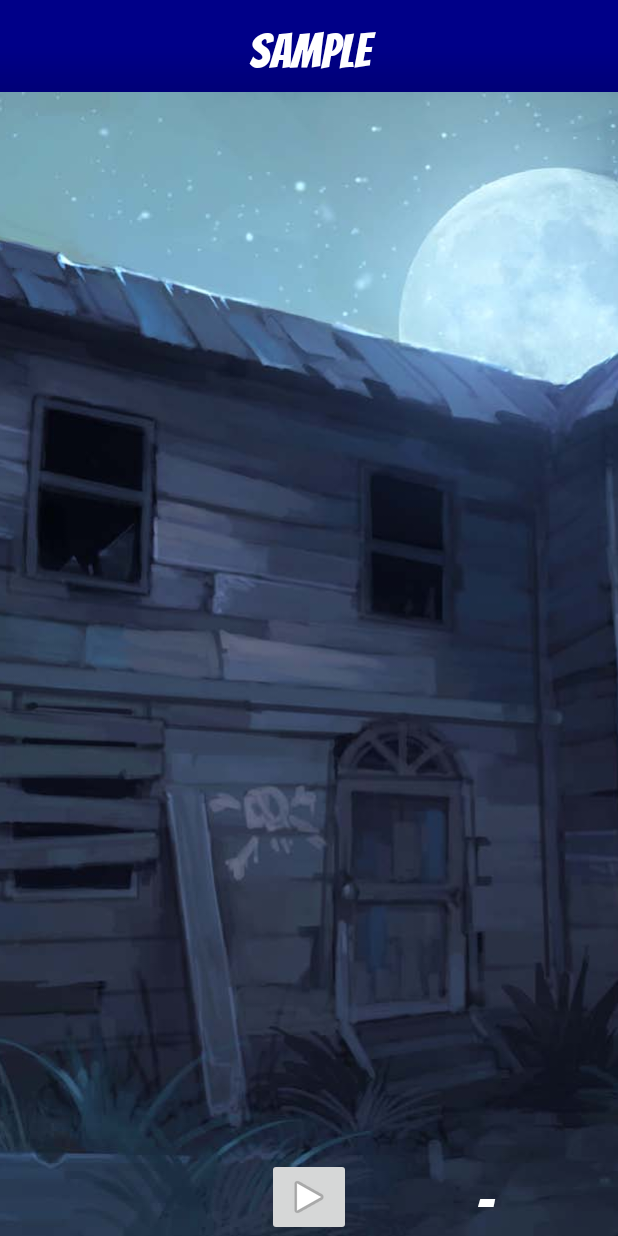
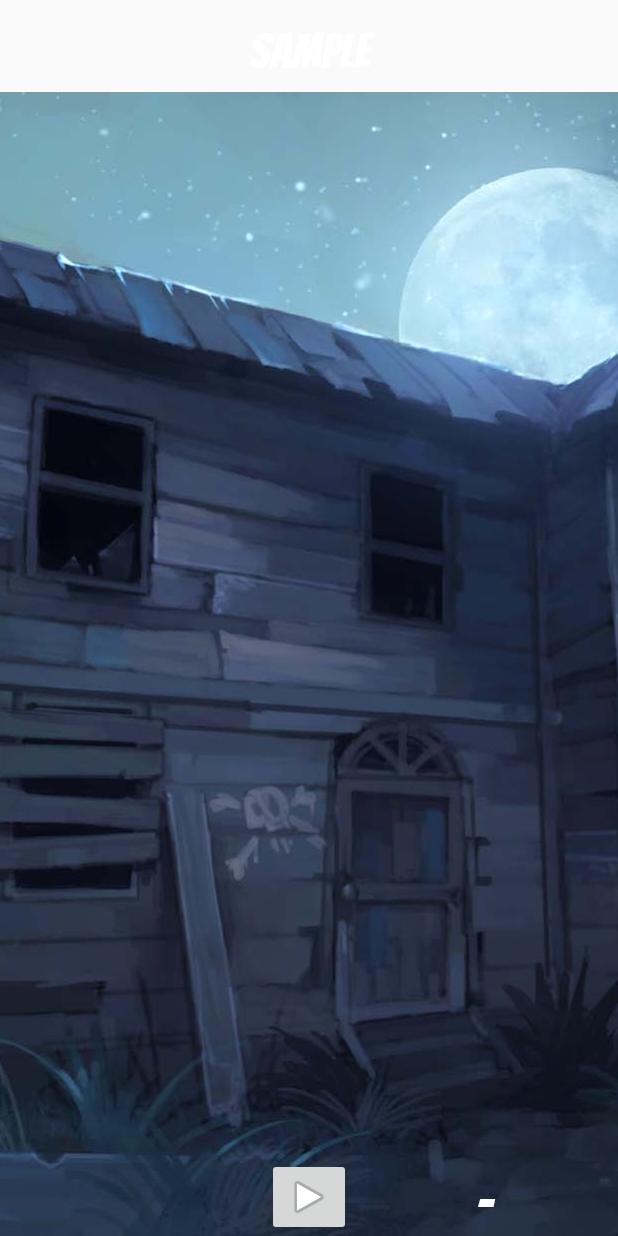
Before and after one commit to kuhrusty/z15, an Android app: the ScenarioActivity screen opened directly, with no data from a screen before it, on a phone screen of 412 x 824 dp. Run offline under Robolectric (Android 15) with nearby library versions, the phone set to English and light mode, and no system bars.

```diff
--- a/app/src/main/res/layout-land/activity_scenario.xml
+++ b/app/src/main/res/layout-land/activity_scenario.xml
@@ -10,7 +10,6 @@
         android:id="@+id/scenarioName"
         android:layout_width="0dp"
         android:layout_height="wrap_content"
-        android:background="@drawable/blue_gradient"
         android:fontFamily="@font/bangers"
         android:gravity="center"
         android:paddingBottom="@dimen/scenario_list_item_padding_v"
--- a/app/src/main/res/layout-land/activity_scenario_2cards.xml
+++ b/app/src/main/res/layout-land/activity_scenario_2cards.xml
@@ -11,7 +11,6 @@
         android:id="@+id/scenarioName"
         android:layout_width="0dp"
         android:layout_height="wrap_content"
-        android:background="@drawable/blue_gradient"
         android:fontFamily="@font/bangers"
         android:gravity="center"
         android:paddingBottom="@dimen/scenario_list_item_padding_v"
--- a/app/src/main/res/layout-land/activity_setup_scenario.xml
+++ b/app/src/main/res/layout-land/activity_setup_scenario.xml
@@ -10,7 +10,6 @@
         android:id="@+id/scenarioName"
         android:layout_width="0dp"
         android:layout_height="wrap_content"
-        android:background="@drawable/blue_gradient"
         android:fontFamily="@font/bangers"
         android:gravity="center"
         android:paddingBottom="@dimen/scenario_list_item_padding_v"
--- a/app/src/main/res/layout/activity_scenario.xml
+++ b/app/src/main/res/layout/activity_scenario.xml
@@ -11,7 +11,6 @@
         android:id="@+id/scenarioName"
         android:layout_width="0dp"
         android:layout_height="wrap_content"
-        android:background="@drawable/blue_gradient"
         android:fontFamily="@font/bangers"
         android:gravity="center"
         android:paddingBottom="@dimen/scenario_list_item_padding_v"
--- a/app/src/main/res/layout/activity_scenario_2cards.xml
+++ b/app/src/main/res/layout/activity_scenario_2cards.xml
@@ -11,7 +11,6 @@
         android:id="@+id/scenarioName"
         android:layout_width="0dp"
         android:layout_height="wrap_content"
-        android:background="@drawable/blue_gradient"
         android:fontFamily="@font/bangers"
         android:gravity="center"
         android:paddingBottom="@dimen/scenario_list_item_padding_v"
--- a/app/src/main/res/layout/activity_setup_scenario.xml
+++ b/app/src/main/res/layout/activity_setup_scenario.xml
@@ -11,7 +11,6 @@
         android:id="@+id/scenarioName"
         android:layout_width="0dp"
         android:layout_height="wrap_content"
-        android:background="@drawable/blue_gradient"
         android:fontFamily="@font/bangers"
         android:gravity="center"
         android:paddingBottom="@dimen/scenario_list_item_padding_v"
--- a/app/src/main/res/layout/list_scenario.xml
+++ b/app/src/main/res/layout/list_scenario.xml
@@ -4,7 +4,6 @@
     xmlns:android="http://schemas.android.com/apk/res/android"
     android:layout_width="match_parent"
     android:layout_height="wrap_content"
-    android:background="@drawable/blue_gradient"
     android:fontFamily="@font/bangers"
     android:paddingBottom="@dimen/scenario_list_item_padding_v"
     android:paddingLeft="@dimen/scenario_list_item_padding_h"
```
Also changed, not shown: app/src/main/java/com/kuhrusty/z15/ui/UIUtil.java (+4 -3 lines), 1 other file.
